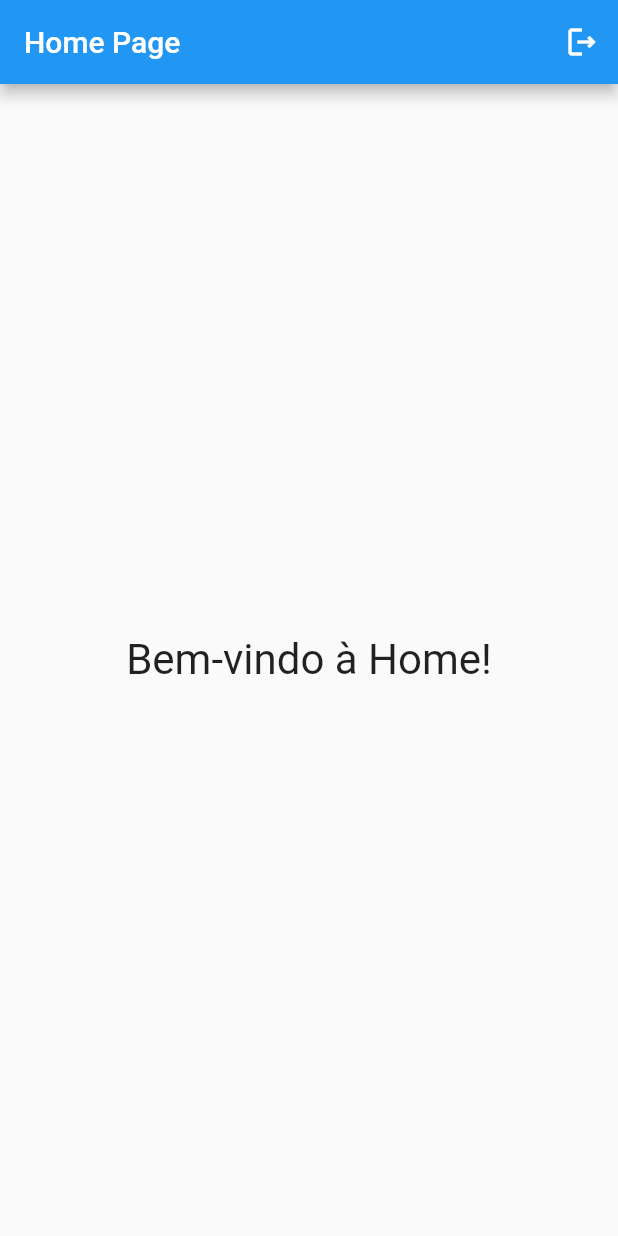
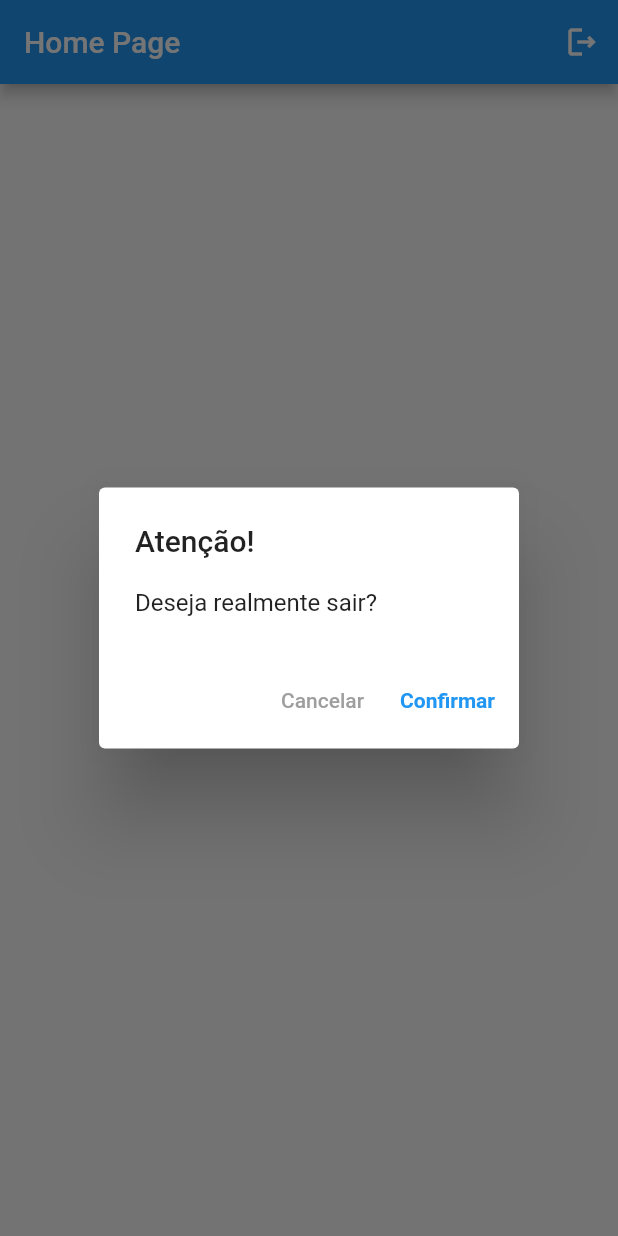
Before and after one commit to rafabalko/project-mobile, a Flutter app: the HomePageWidget screen opened directly, after a tap on the "logout" icon, on a phone screen of 412 x 824 dp. Run offline on Flutter 3.47's test engine with Material 3 defaults, Android fonts, the phone set to English and light mode, and no system bars; our stand-ins replace shared_preferences; accounts and stored records are empty.

Commit message:
Pop-up para logout do app

```diff
--- a/lib/screens/home_page_widget.dart
+++ b/lib/screens/home_page_widget.dart
@@ -1,7 +1,58 @@
+import 'package:aula1_hello_flutter/screens/login_page_widget.dart';
 import 'package:flutter/material.dart';
+import 'package:aula1_hello_flutter/services/auth_service.dart';
 
-class HomePageWidget extends StatelessWidget {
+class HomePageWidget extends StatefulWidget {
   const HomePageWidget({super.key});
+
+  @override
+  State<HomePageWidget> createState() => _HomePageWidgetState();
+}
+
+class _HomePageWidgetState extends State<HomePageWidget> {
+  final _authService = AuthService();
+
+  Future<void> _handleLogout() async {
+    await _authService.saveRememberedUser('', false);
+
+    if (mounted) {
+      Navigator.of(context).pushReplacement(
+        MaterialPageRoute(builder: (context) => LoginPageWidget()),
+      );
+    }
+  }
+
+  Future<void> _showLogoutDialog(BuildContext context) async {
+    return showDialog(
+      context: context,
+      barrierDismissible: false,
+      builder: (context) {
+        return AlertDialog(
+          title: Text('Atenção!'),
+          content: Text('Deseja realmente sair?'),
+          actions: [
+            TextButton(
+              onPressed: () => Navigator.of(context).pop(),
+              child: Text('Cancelar', style: TextStyle(color: Colors.grey)),
+            ),
+            TextButton(
+              onPressed: () {
+                Navigator.of(context).pop();
+                _handleLogout();
+              },
+              child: Text(
+                'Confirmar',
+                style: TextStyle(
+                  color: Colors.blue,
+                  fontWeight: FontWeight.bold,
+                ),
+              ),
+            ),
+          ],
+        );
+      },
+    );
+  }
 
   @override
   Widget build(BuildContext context) {
@@ -9,7 +60,12 @@ class HomePageWidget extends StatelessWidget {
       appBar: AppBar(
         title: Text('Home Page'),
         actions: [
-          IconButton(onPressed: () {}, icon: Icon(Icons.logout_outlined)),
+          IconButton(
+            onPressed: () {
+              _showLogoutDialog(context);
+            },
+            icon: Icon(Icons.logout_outlined),
+          ),
         ],
       ),
       body: Center(
```
